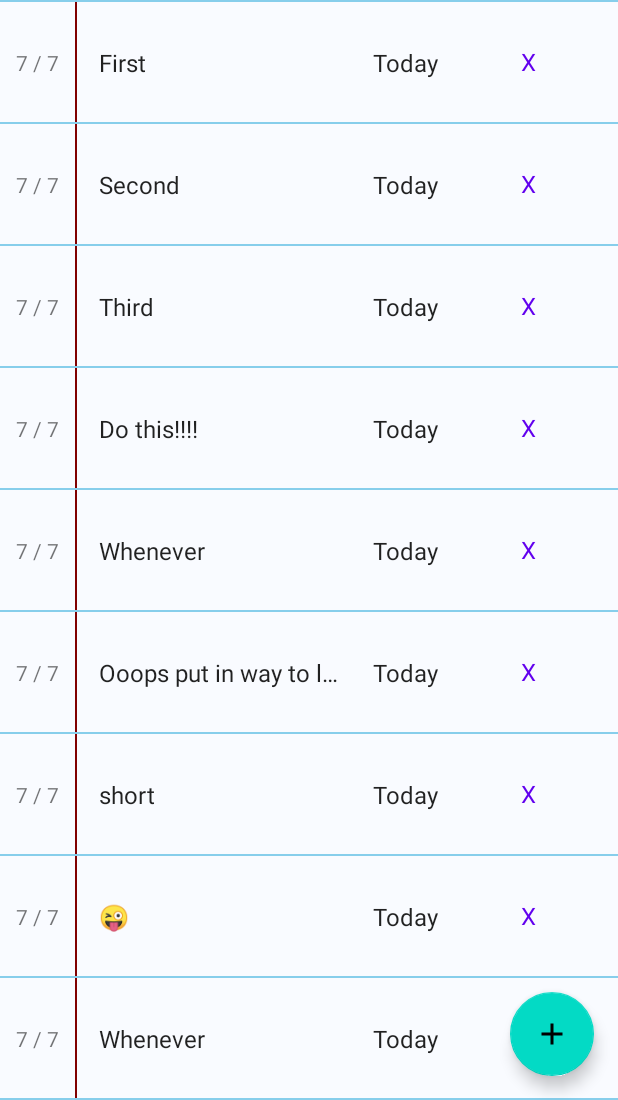
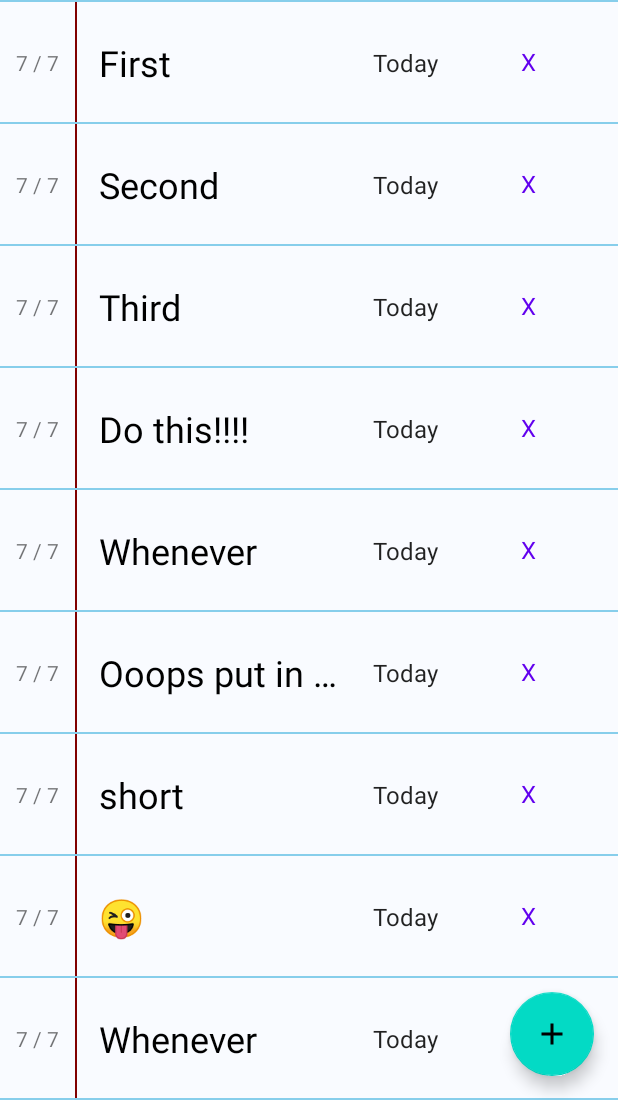
Before and after one commit to LelandCer/Android-2Do, an Android app: the screen it shows after launch (MainActivity), scrolled down 65 dp, on a phone screen of 412 x 824 dp, the part 136-1236 px from its top. Run offline under Robolectric (Android 15) with nearby library versions, the phone set to English and light mode, and no system bars; our stand-ins replace Dagger/Hilt's generated code, navigation-ui.

Commit message:
some text styling

```diff
--- a/app/src/main/res/layout/fragment_to_do_lists.xml
+++ b/app/src/main/res/layout/fragment_to_do_lists.xml
@@ -26,6 +26,8 @@
 
     <com.google.android.material.textview.MaterialTextView
         android:id="@+id/tv_tdl_name"
+        android:textSize="24sp"
+        android:textColor="@color/black"
         android:layout_width="0dp"
         android:layout_height="wrap_content"
         android:layout_margin="@dimen/text_margin"
```
